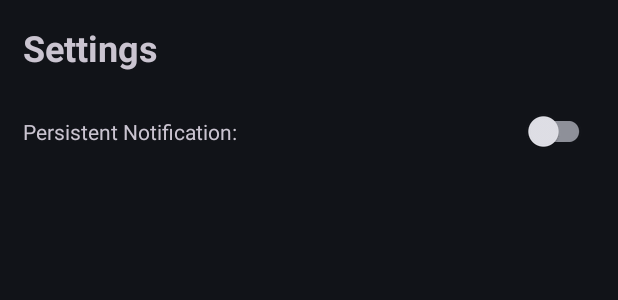
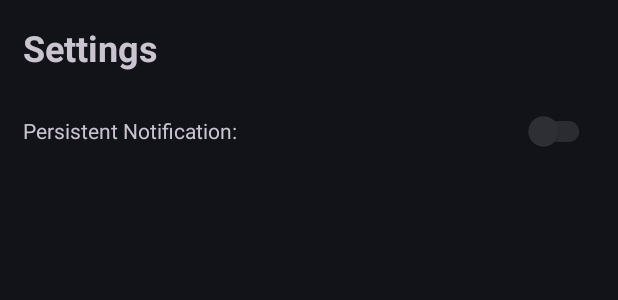
Before and after one commit to AG1713/Expense-Tracker, an Android app: the layout activity_settings.xml on its own in the app's theme, with its tools: preview values and no code run, on a phone screen of 412 x 824 dp. Shown: the top 300 px of the screen. Run offline under Robolectric (Android 15) with nearby library versions, the light colour scheme and no system bars.

Commit message:
Settings bug fixed

```diff
--- a/app/src/main/res/layout/activity_settings.xml
+++ b/app/src/main/res/layout/activity_settings.xml
@@ -12,7 +12,7 @@
         tools:context=".views.SettingsActivity">
 
         <TextView
-            android:id="@+id/textView3"
+            android:id="@+id/settings_info"
             android:layout_width="wrap_content"
             android:layout_height="wrap_content"
             android:layout_margin="15dp"
@@ -22,23 +22,30 @@
             app:layout_constraintStart_toStartOf="parent"
             app:layout_constraintTop_toTopOf="parent" />
 
+        <LinearLayout
+            android:id="@+id/persistent_notification_setting_layout"
+            android:layout_width="match_parent"
+            android:layout_height="wrap_content"
+            android:layout_margin="15dp"
+            app:layout_constraintEnd_toEndOf="parent"
+            app:layout_constraintStart_toStartOf="parent"
+            app:layout_constraintTop_toBottomOf="@+id/settings_info"
+            android:orientation="horizontal">
+
             <TextView
                 android:id="@+id/persistent_notification_info"
                 android:layout_width="wrap_content"
                 android:layout_height="wrap_content"
-            android:layout_marginStart="15dp"
                 android:text="Persistent Notification: "
-            app:layout_constraintBottom_toBottomOf="@+id/presistent_notification_setting"
-            app:layout_constraintStart_toStartOf="parent"
-            app:layout_constraintTop_toTopOf="@+id/presistent_notification_setting" />
+                android:layout_weight="1"/>
 
             <androidx.appcompat.widget.SwitchCompat
-            android:id="@+id/presistent_notification_setting"
+                android:id="@+id/persistent_notification_setting"
                 android:layout_width="wrap_content"
                 android:layout_height="wrap_content"
-            android:layout_margin="15dp"
-            app:layout_constraintEnd_toEndOf="parent"
-            app:layout_constraintTop_toBottomOf="@+id/textView3" />
+                android:enabled="false"/>
+        </LinearLayout>
+
 
     </androidx.constraintlayout.widget.ConstraintLayout>
 
```
Also changed, not shown: app/src/main/java/com/example/expensetracker/views/MainActivity.java (+39 -57 lines), app/src/main/java/com/example/expensetracker/views/SettingsActivity.java (+123 -17 lines). Lines whose indentation alone changed are shown as unchanged.
